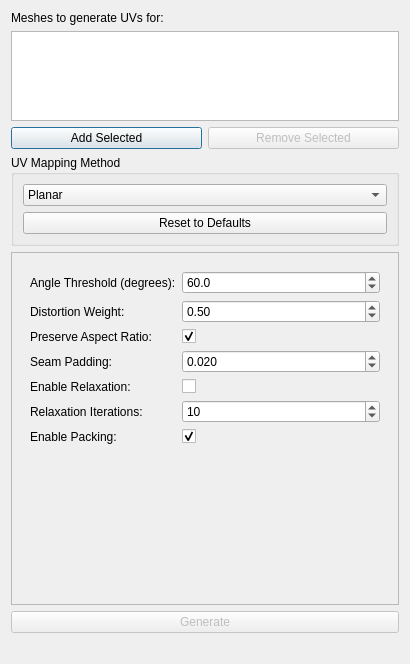
sharjith/ModelViewer-Qt, file ui/UVGenerationDialog.ui: the form before one commit.
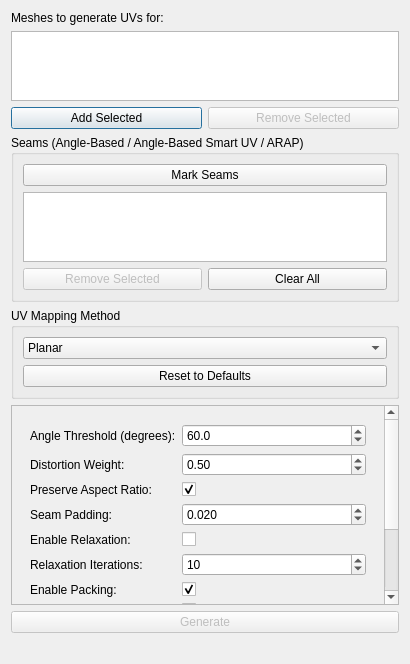
The form after the commit. The open tabs and pages were chosen to show the change.

Commit message: Add interactive UV seam marking (Mark Seams) to Generate UVs dialog

```diff
--- a/ui/UVGenerationDialog.ui
+++ b/ui/UVGenerationDialog.ui
@@ -61,6 +61,59 @@
      </item>
     </layout>
    </item>
+   <item>
+    <widget class="QGroupBox" name="groupBox_Seams">
+     <property name="title">
+      <string>Seams (Angle-Based / Angle-Based Smart UV / ARAP)</string>
+     </property>
+     <layout class="QVBoxLayout" name="verticalLayout_Seams">
+      <item>
+       <widget class="QPushButton" name="markSeamsButton">
+        <property name="toolTip">
+         <string>&lt;html&gt;&lt;head/&gt;&lt;body&gt;&lt;p&gt;Click mesh edges in the viewport to force them into the seam set - click a marked edge again to unmark it. Cleared when this dialog closes.&lt;/p&gt;&lt;/body&gt;&lt;/html&gt;</string>
+        </property>
+        <property name="text">
+         <string>Mark Seams</string>
+        </property>
+        <property name="checkable">
+         <bool>true</bool>
+        </property>
+       </widget>
+      </item>
+      <item>
+       <widget class="QListWidget" name="seamMarkList">
+        <property name="maximumSize">
+         <size>
+          <width>16777215</width>
+          <height>70</height>
+         </size>
+        </property>
+       </widget>
+      </item>
+      <item>
+       <layout class="QHBoxLayout" name="seamListButtonRow">
+        <item>
+         <widget class="QPushButton" name="removeSeamMarkButton">
+          <property name="enabled">
+           <bool>false</bool>
+          </property>
+          <property name="text">
+           <string>Remove Selected</string>
+          </property>
+         </widget>
+        </item>
+        <item>
+         <widget class="QPushButton" name="clearSeamMarksButton">
+          <property name="text">
+           <string>Clear All</string>
+          </property>
+         </widget>
+        </item>
+       </layout>
+      </item>
+     </layout>
+    </widget>
+   </item>
    <item>
     <widget class="QGroupBox" name="groupBox_Method">
      <property name="title">
@@ -985,6 +1038,26 @@
              </property>
             </widget>
            </item>
+           <item row="7" column="0">
+            <widget class="QLabel" name="label_UseMarkedSeams">
+             <property name="text">
+              <string>Use Marked Seams:</string>
+             </property>
+            </widget>
+           </item>
+           <item row="7" column="1">
+            <widget class="QCheckBox" name="checkBox_UseMarkedSeams">
+             <property name="toolTip">
+              <string>&lt;html&gt;&lt;head/&gt;&lt;body&gt;&lt;p&gt;Force manually-marked edges (Mark Seams above) into the seam set, in addition to the automatic angle-threshold detection&lt;/p&gt;&lt;/body&gt;&lt;/html&gt;</string>
+             </property>
+             <property name="text">
+              <string/>
+             </property>
+             <property name="checked">
+              <bool>true</bool>
+             </property>
+            </widget>
+           </item>
           </layout>
          </widget>
          <widget class="QWidget" name="page_Hybrid">
```
Left out of the diff: 62 changed lines with no effect on the pictures. The commit also changes 25 other files.
